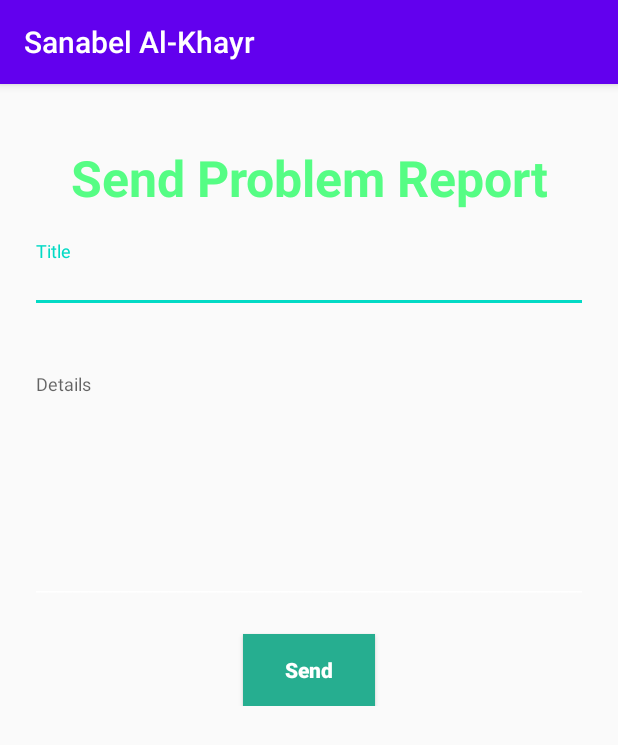
After one commit to odaykrayem/Sanabel_Al_Khair, an Android app: the SendProblemReport screen opened directly, with no data from a screen before it, on a phone screen of 412 x 824 dp. The commit adds this screen. Shown: the top 745 px of the screen. Run offline under Robolectric (Android 15) with nearby library versions, the phone set to English and light mode, and no system bars; libraries missing offline, so code that uses them is left out: com.androidnetworking, com.androidnetworking.common, com.androidnetworking.error, com.androidnetworking.interfaces.

Commit message:
4th commit

```diff
--- a/app/src/main/AndroidManifest.xml
+++ b/app/src/main/AndroidManifest.xml
@@ -9,8 +9,9 @@
         android:roundIcon="@mipmap/ic_launcher_round"
         android:supportsRtl="true"
         android:theme="@style/AppTheme">
-        <activity android:name="com.example.sanabelalkhayr.activities.Login"></activity>
-        <activity android:name="com.example.sanabelalkhayr.MainActivity">
+        <activity android:name=".activities.SendProblemReport"></activity>
+        <activity android:name=".activities.Login" />
+        <activity android:name=".MainActivity">
             <intent-filter>
                 <action android:name="android.intent.action.MAIN" />
 
--- /dev/null
+++ b/app/src/main/java/com/example/sanabelalkhayr/activities/SendProblemReport.java
@@ -0,0 +1,126 @@
+package com.example.sanabelalkhayr.activities;
+
+import androidx.appcompat.app.AppCompatActivity;
+
+import android.app.ProgressDialog;
+import android.os.Bundle;
+import android.text.TextUtils;
+import android.widget.Button;
+import android.widget.EditText;
+import android.widget.Toast;
+
+import com.androidnetworking.AndroidNetworking;
+import com.androidnetworking.common.Priority;
+import com.androidnetworking.error.ANError;
+import com.androidnetworking.interfaces.JSONObjectRequestListener;
+import com.example.sanabelalkhayr.R;
+import com.example.sanabelalkhayr.utils.SharedPrefManager;
+
+import org.json.JSONException;
+import org.json.JSONObject;
+
+public class SendProblemReport extends AppCompatActivity {
+
+    SharedPrefManager prefManager;
+    int userId;
+
+    EditText mTitleET, mDetailsET;
+    Button mSendBtn;
+
+    @Override
+    protected void onCreate(Bundle savedInstanceState) {
+        super.onCreate(savedInstanceState);
+        setContentView(R.layout.activity_send_problem_report);
+
+        prefManager = SharedPrefManager.getInstance(this);
+        userId = prefManager.getUserId();
+
+
+        mSendBtn = findViewById(R.id.send_report_btn);
+        mTitleET = findViewById(R.id.title);
+        mDetailsET = findViewById(R.id.details);
+
+
+        mSendBtn.setOnClickListener(v -> {
+            mSendBtn.setEnabled(false);
+            if(validateUserData()){
+                sendReport();
+            }
+        });
+    }
+
+    private boolean validateUserData() {
+
+        //first getting the values
+        final String title = mTitleET.getText().toString();
+        final String details = mDetailsET.getText().toString();
+
+        //checking if username is empty
+        if (TextUtils.isEmpty(title)) {
+            Toast.makeText(this, "report title must not be empty!", Toast.LENGTH_SHORT).show();
+            mSendBtn.setEnabled(true);
+            return false;
+        }
+
+        //checking if password is empty
+        if (TextUtils.isEmpty(details)) {
+            Toast.makeText(this, "please provide us with your opinion before sending!", Toast.LENGTH_LONG).show();
+            mSendBtn.setEnabled(true);
+            return false;
+        }
+
+        return true;
+
+    }
+
+
+    private void sendReport() {
+
+        String myId = String.valueOf(userId);
+
+        final ProgressDialog pDialog = new ProgressDialog(this);
+        pDialog.setMessage("Processing Please wait...");
+        pDialog.show();
+
+        //first getting the values
+        final String title = mTitleET.getText().toString();
+        final String details = mDetailsET.getText().toString();
+
+        String url = "";
+
+        AndroidNetworking.post(url)
+                .addBodyParameter("title", title)
+                .addBodyParameter("content", details)
+                .addBodyParameter("user_id", myId)
+                .setPriority(Priority.MEDIUM)
+                .build()
+                .getAsJSONObject(new JSONObjectRequestListener() {
+                    @Override
+                    public void onResponse(JSONObject response) {
+                        // do anything with response
+                        pDialog.dismiss();
+
+                        try {
+                            //converting response to json object
+                            JSONObject obj = response;
+                            Toast.makeText(SendProblemReport.this, obj.getString("message"), Toast.LENGTH_SHORT).show();
+                            //if no error in response
+                            if (obj.getInt("status") == 1) {
+                                mSendBtn.setEnabled(true);
+
+                            }
+                        } catch (JSONException e) {
+                            e.printStackTrace();
+                        }
+
+                    }
+
+                    @Override
+                    public void onError(ANError anError) {
+                        pDialog.dismiss();
+                        Toast.makeText(SendProblemReport.this, anError.getMessage(), Toast.LENGTH_SHORT).show();
+                    }
+                });
+
+    }
+}
--- /dev/null
+++ b/app/src/main/res/layout/activity_send_problem_report.xml
@@ -0,0 +1,78 @@
+<?xml version="1.0" encoding="utf-8"?>
+<LinearLayout
+    xmlns:android="http://schemas.android.com/apk/res/android"
+    xmlns:tools="http://schemas.android.com/tools"
+    android:layout_width="match_parent"
+    android:layout_height="match_parent"
+    android:orientation="vertical"
+    tools:context=".activities.SendProblemReport">
+
+    <LinearLayout
+        android:layout_width="match_parent"
+        android:layout_height="wrap_content"
+        android:orientation="vertical"
+        android:layout_gravity="center"
+        android:padding="@dimen/loginViewsMargin">
+
+        <TextView
+            android:layout_width="match_parent"
+            android:layout_height="wrap_content"
+            android:textStyle="bold"
+            android:textAlignment="center"
+            android:textSize="@dimen/headerTextSize"
+            android:textColor="@color/primaryTextColor"
+            android:text="@string/send_report"
+            android:layout_marginTop="@dimen/loginViewsMargin"/>
+
+        <com.google.android.material.textfield.TextInputLayout
+            android:layout_width="match_parent"
+            android:layout_height="wrap_content"
+            android:layout_marginTop="@dimen/loginViewsMargin">
+            <EditText
+                android:id="@+id/title"
+                android:layout_width="match_parent"
+                android:layout_height="wrap_content"
+                android:textSize="@dimen/newsMoreTextSize"
+                android:backgroundTint="@android:color/white"
+                android:inputType="text"
+                android:maxLines="1"
+                android:hint="@string/hint_problem_report_title"/>
+        </com.google.android.material.textfield.TextInputLayout>
+
+        <com.google.android.material.textfield.TextInputLayout
+            android:layout_width="match_parent"
+            android:layout_height="wrap_content"
+            android:layout_marginTop="@dimen/loginViewsMargin">
+            <EditText
+                android:id="@+id/details"
+                android:layout_width="match_parent"
+                android:layout_height="wrap_content"
+                android:textSize="@dimen/newsMoreTextSize"
+                android:backgroundTint="@android:color/white"
+                android:gravity="top"
+                android:hint="@string/hint_details"
+                android:lines="10"
+                android:maxLines="20"
+                android:inputType="textMultiLine"/>
+        </com.google.android.material.textfield.TextInputLayout>
+
+
+        <Button
+            android:id="@+id/send_report_btn"
+            android:layout_width="wrap_content"
+            android:layout_height="wrap_content"
+            android:textColor="@color/whiteTextColor"
+            android:background="@color/btn_login"
+            android:textStyle="bold"
+            android:text="@string/send"
+            android:textAllCaps="false"
+            android:layout_gravity="center_horizontal"
+            android:layout_marginTop="@dimen/loginViewsMargin"/>
+
+
+    </LinearLayout>
+
+
+
+
+</LinearLayout>
--- a/app/src/main/res/values/colors.xml
+++ b/app/src/main/res/values/colors.xml
@@ -18,4 +18,9 @@
     <color name="btn_login_bg">#eceef1</color>
     <color name="lbl_name">#333333</color>
     <color name="btn_logut_bg">#ff6861</color>
+
+
+    <color name="whiteTextColor">#fff</color>
+    <color name="primaryTextColor">#A800FF48</color>
+    <color name="primaryTextColorDark">#A8037323</color>
 </resources>
--- /dev/null
+++ b/app/src/main/res/values/dimen.xml
@@ -0,0 +1,9 @@
+<?xml version="1.0" encoding="utf-8"?>
+<resources>
+
+    <dimen name="headerTextSize">33sp</dimen>
+    <dimen name="newsMoreTextSize">12sp</dimen>
+
+    <dimen name="loginViewsMargin">20dp</dimen>
+    <dimen name="signup_text_margin_top">10dp</dimen>
+</resources>
--- a/app/src/main/res/values/strings.xml
+++ b/app/src/main/res/values/strings.xml
@@ -20,4 +20,8 @@
     <string name="user_name_missing_message">Please enter your user name!</string>
     <string name="address_missing_message">please enter your address !</string>
     <string name="type_missing_message">please select your account type!</string>
+    <string name="send_report">Send Problem Report</string>
+    <string name="hint_problem_report_title">Title</string>
+    <string name="hint_details">Details</string>
+    <string name="send">Send</string>
 </resources>
```
